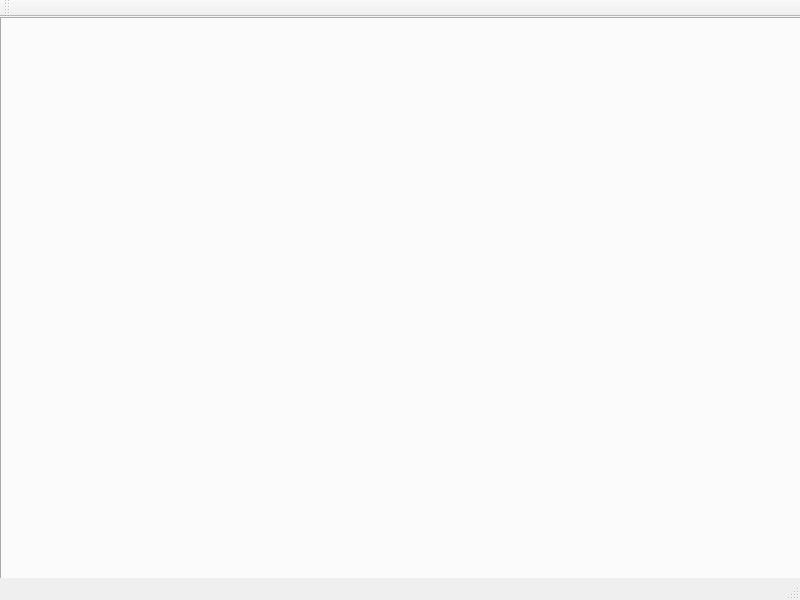
Above: mainwindow.ui from NTS2R/nts2r_evo_editor before the change. Below: the same form after it.
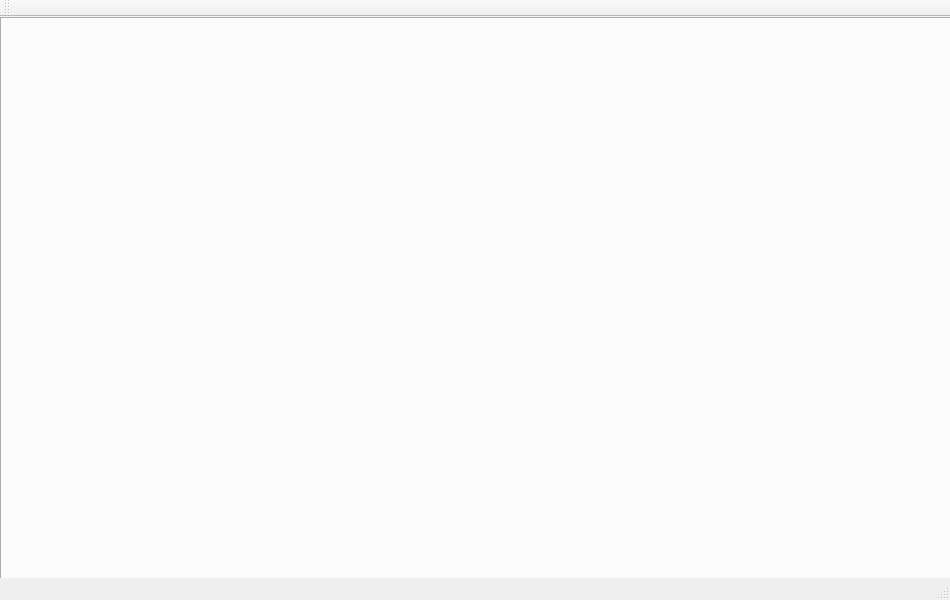
That is the form after the change.

```diff
--- a/mainwindow.ui
+++ b/mainwindow.ui
@@ -6,19 +6,19 @@
    <rect>
     <x>0</x>
     <y>0</y>
-    <width>800</width>
+    <width>950</width>
     <height>600</height>
    </rect>
   </property>
   <property name="minimumSize">
    <size>
-    <width>800</width>
+    <width>950</width>
     <height>600</height>
    </size>
   </property>
   <property name="maximumSize">
    <size>
-    <width>800</width>
+    <width>950</width>
     <height>600</height>
    </size>
   </property>
```
Left out of the diff: 4 changed lines with no effect on the pictures.
